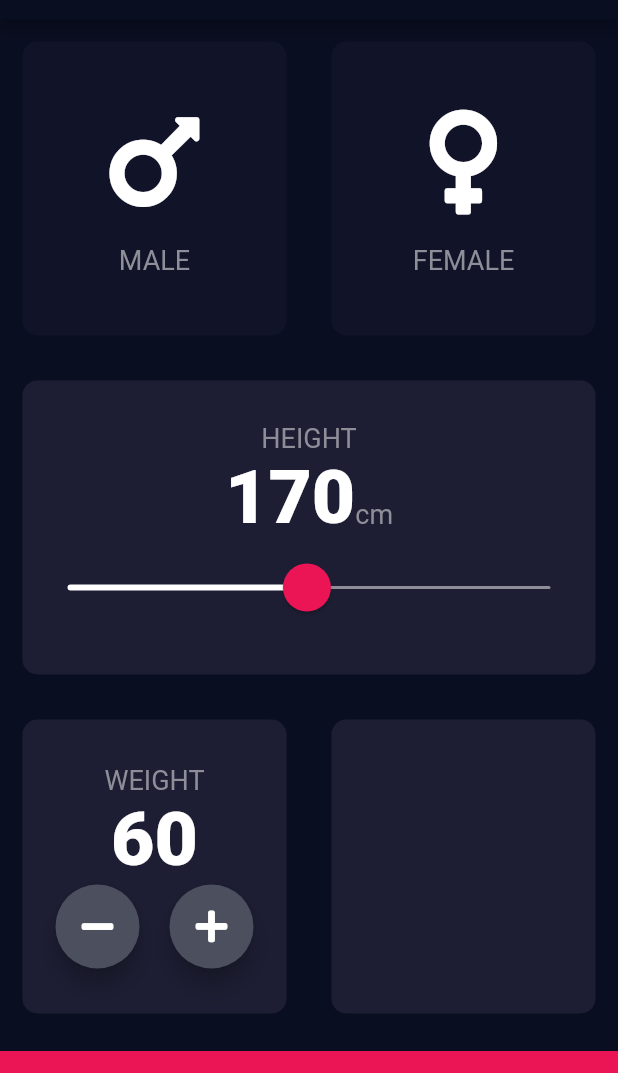
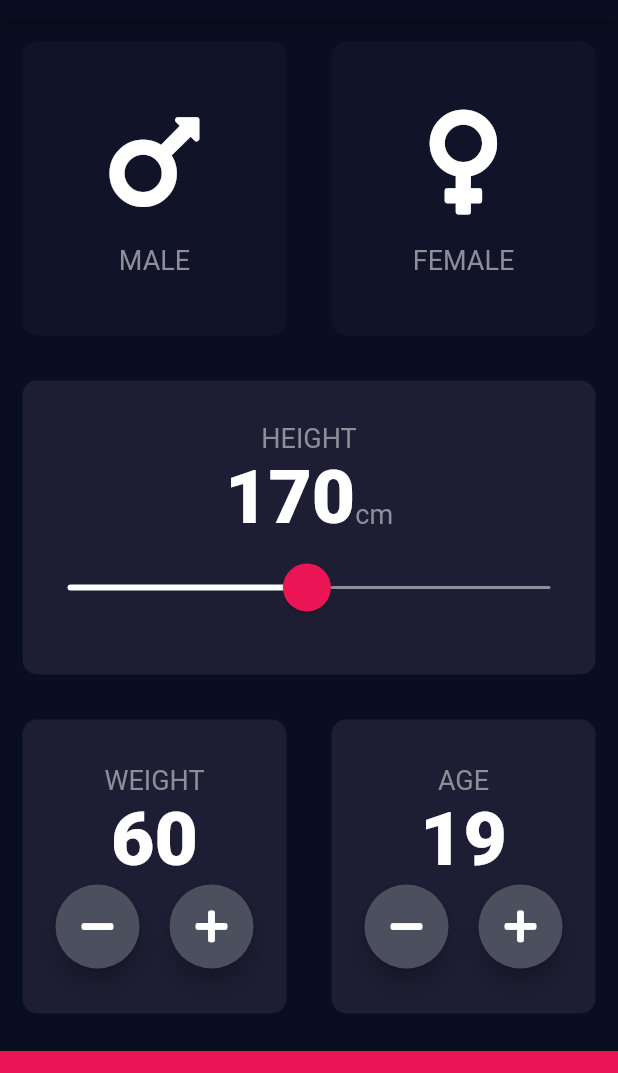
Before and after one commit to reymillenium/bmi_calculator_flutter_updated, a Flutter app: the screen it shows after launch, on a phone screen of 412 x 824 dp, the part 65-1138 px from its top. Run offline on Flutter 3.47's test engine with Material 2 defaults, Android fonts, the phone set to English and light mode, and no system bars; our stand-ins replace font_awesome_flutter.

Commit message:
Done the Age card entirely

```diff
--- a/lib/bmi_calculator_brain.dart
+++ b/lib/bmi_calculator_brain.dart
@@ -30,6 +30,7 @@ class BMICalculatorBrain {
   bool _pressedFemaleCard = false;
   int height = 170;
   int weight = 60;
+  int age = 19;
 
   // Constructor
   BMICalculatorBrain() {
@@ -55,6 +56,15 @@ class BMICalculatorBrain {
     weight++;
   }
 
+  // Setters
+  void reduceAge() {
+    age--;
+  }
+
+  void increaseAge() {
+    age++;
+  }
+
   // Public methods:
   void toggleGenderCards(Gender gender) {
     if (gender.isMale) {
--- a/lib/input_page.dart
+++ b/lib/input_page.dart
@@ -176,6 +176,41 @@ class _InputPageState extends State<InputPage> {
                 Expanded(
                   child: ReusableCard(
                     color: kActiveCardColor,
+                    cardChild: Column(
+                      mainAxisAlignment: MainAxisAlignment.center,
+                      children: [
+                        Text(
+                          'AGE',
+                          style: kLabelTextStyle,
+                        ),
+                        Text(
+                          bmiCalculatorBrain.age.toString(),
+                          style: kHeightAmountTextStyle,
+                        ),
+                        Row(
+                          mainAxisAlignment: MainAxisAlignment.center,
+                          children: [
+                            RoundIconButton(
+                                icon: FontAwesomeIcons.minus,
+                                onPressed: () {
+                                  setState(() {
+                                    bmiCalculatorBrain.reduceAge();
+                                  });
+                                }),
+                            SizedBox(
+                              width: 20.0,
+                            ),
+                            RoundIconButton(
+                                icon: FontAwesomeIcons.plus,
+                                onPressed: () {
+                                  setState(() {
+                                    bmiCalculatorBrain.increaseAge();
+                                  });
+                                }),
+                          ],
+                        )
+                      ],
+                    ),
                   ),
                 ),
               ],
```
